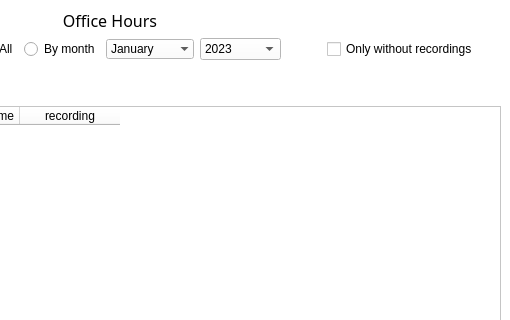
Old version of the form Designs/OfficeHours.ui in the repository AlliumPro/statistics-innoprog; both pictures show x 290 to 800 and y 0 to 320 of the 800 by 600 pixel window.
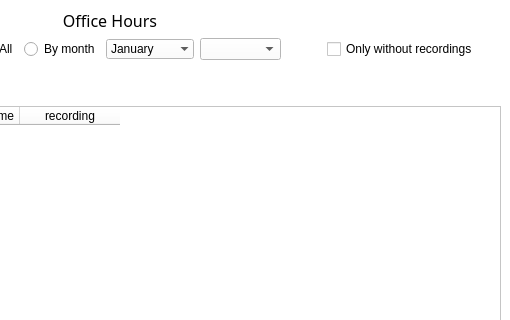
New version of the form.

Commit message: Created self-show function if 'by month'is toggled on

```diff
--- a/Designs/OfficeHours.ui
+++ b/Designs/OfficeHours.ui
@@ -163,16 +163,6 @@
           <property name="frame">
            <bool>true</bool>
           </property>
-          <item>
-           <property name="text">
-            <string>2023</string>
-           </property>
-          </item>
-          <item>
-           <property name="text">
-            <string>2022</string>
-           </property>
-          </item>
          </widget>
         </item>
        </layout>
```
Left out of the diff: 2 changed lines with no effect on the pictures. The commit also changes 1 other file.
